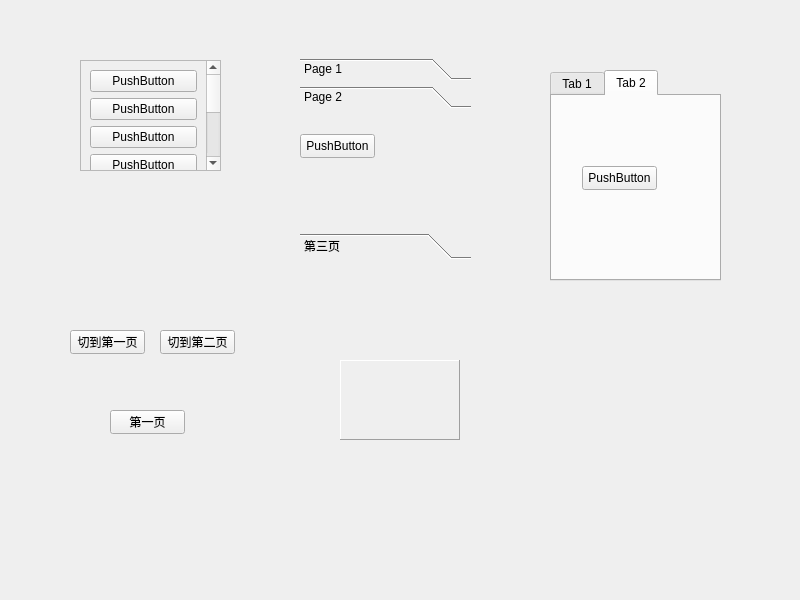
diqiu114/qtstudy, file 15_otherControls/widget.ui: the form before one commit.
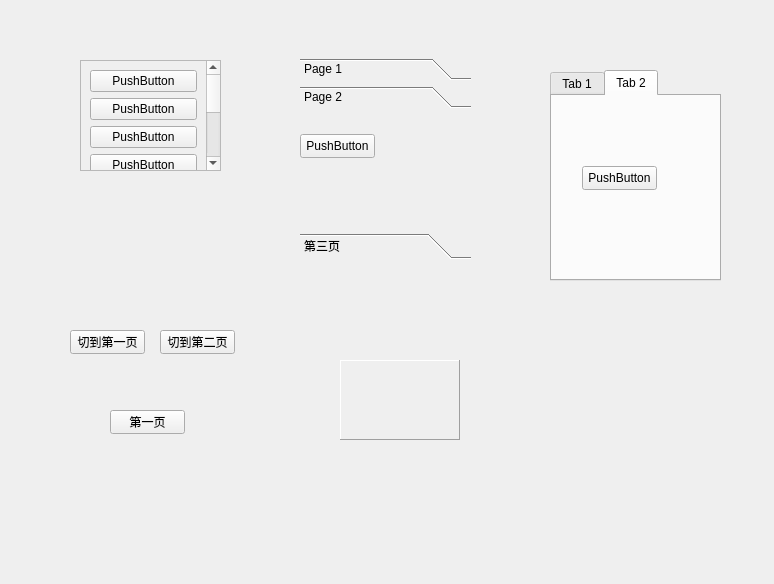
The form after the commit.

What changed in the file:
```diff
--- a/15_otherControls/widget.ui
+++ b/15_otherControls/widget.ui
@@ -6,8 +6,8 @@
    <rect>
     <x>0</x>
     <y>0</y>
-    <width>800</width>
-    <height>600</height>
+    <width>774</width>
+    <height>584</height>
    </rect>
   </property>
   <property name="windowTitle">
```
